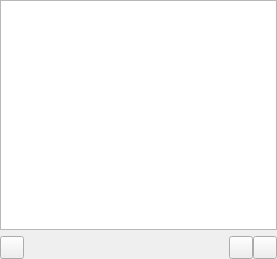
polpo/cantata-mac, file streams/streamspage.ui: the form before one commit.
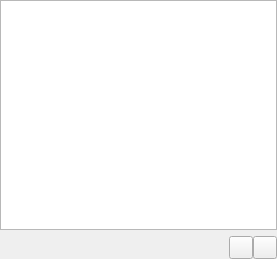
The form after the commit. Custom widgets are drawn as their Qt base class.

Commit message: Place tune-in search button on item

The edit to the form file:
```diff
--- a/streams/streamspage.ui
+++ b/streams/streamspage.ui
@@ -49,9 +49,6 @@
      <property name="bottomMargin">
       <number>0</number>
      </property>
-     <item>
-      <widget class="ToolButton" name="searchButton"/>
-     </item>
      <item>
       <widget class="QLabel" name="diStatusLabel">
        <property name="font">
```
The commit also changes 2 other files.
